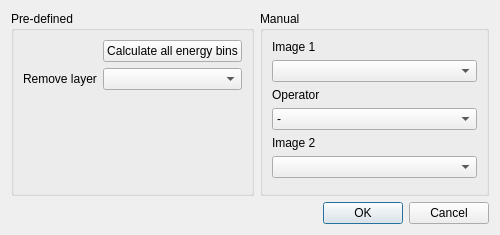
Above: SpidrMpx3Eq/imagecalculator.ui from navrit/dexter before the change. Below: the same form after it.
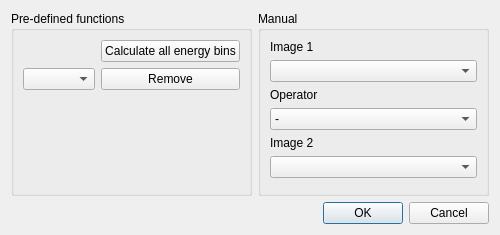
That is the form after the change. Icons and pictures are not drawn.

Commit message: Image calculator basic implementation

```diff
--- a/SpidrMpx3Eq/imagecalculator.ui
+++ b/SpidrMpx3Eq/imagecalculator.ui
@@ -41,28 +41,28 @@
      <item>
       <widget class="QGroupBox" name="groupBox_2">
        <property name="title">
-        <string>Pre-defined</string>
+        <string>Pre-defined functions</string>
        </property>
        <layout class="QVBoxLayout" name="verticalLayout_2">
         <item>
          <layout class="QGridLayout" name="gridLayout">
-          <item row="0" column="1">
+          <item row="2" column="1">
+           <widget class="QPushButton" name="pushButton_removeLayer">
+            <property name="text">
+             <string>Remove</string>
+            </property>
+           </widget>
+          </item>
+          <item row="2" column="0">
+           <widget class="QComboBox" name="comboBox_removeLayer"/>
+          </item>
+          <item row="1" column="1">
            <widget class="QPushButton" name="pushButton_calcAllEnergyBins">
             <property name="text">
              <string>Calculate all energy bins</string>
             </property>
            </widget>
           </item>
-          <item row="1" column="0">
-           <widget class="QLabel" name="label_4">
-            <property name="text">
-             <string>Remove layer</string>
-            </property>
-           </widget>
-          </item>
-          <item row="1" column="1">
-           <widget class="QComboBox" name="comboBox_removeLayer"/>
-          </item>
          </layout>
         </item>
         <item>
```
The commit also changes 2 other files.
